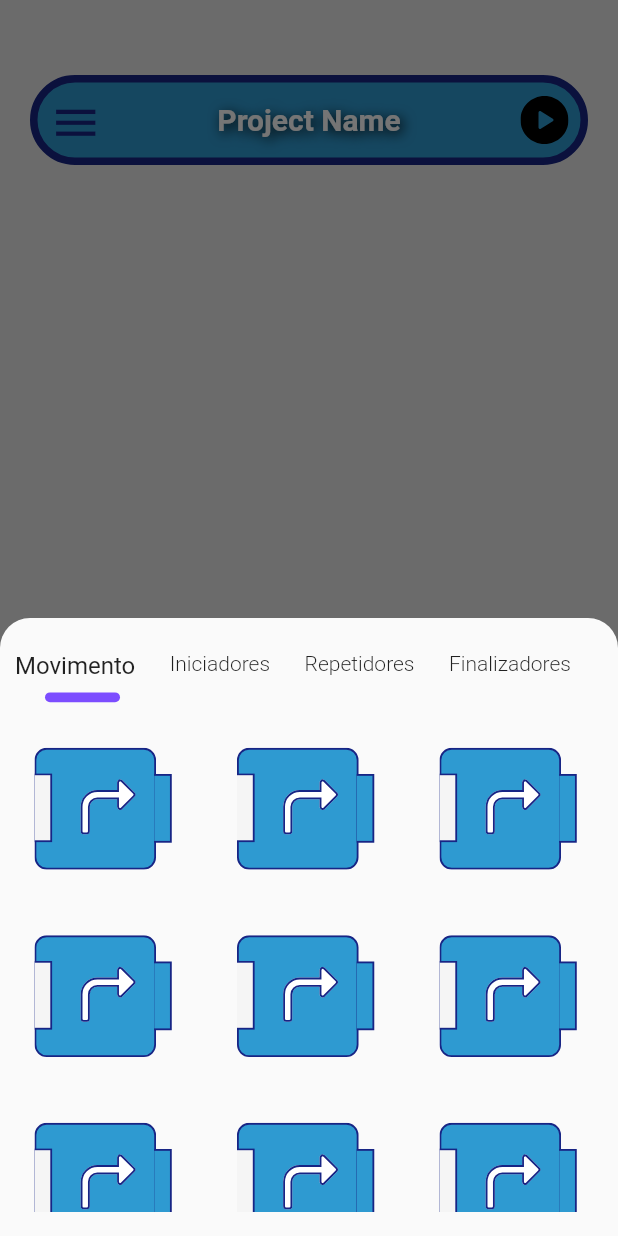
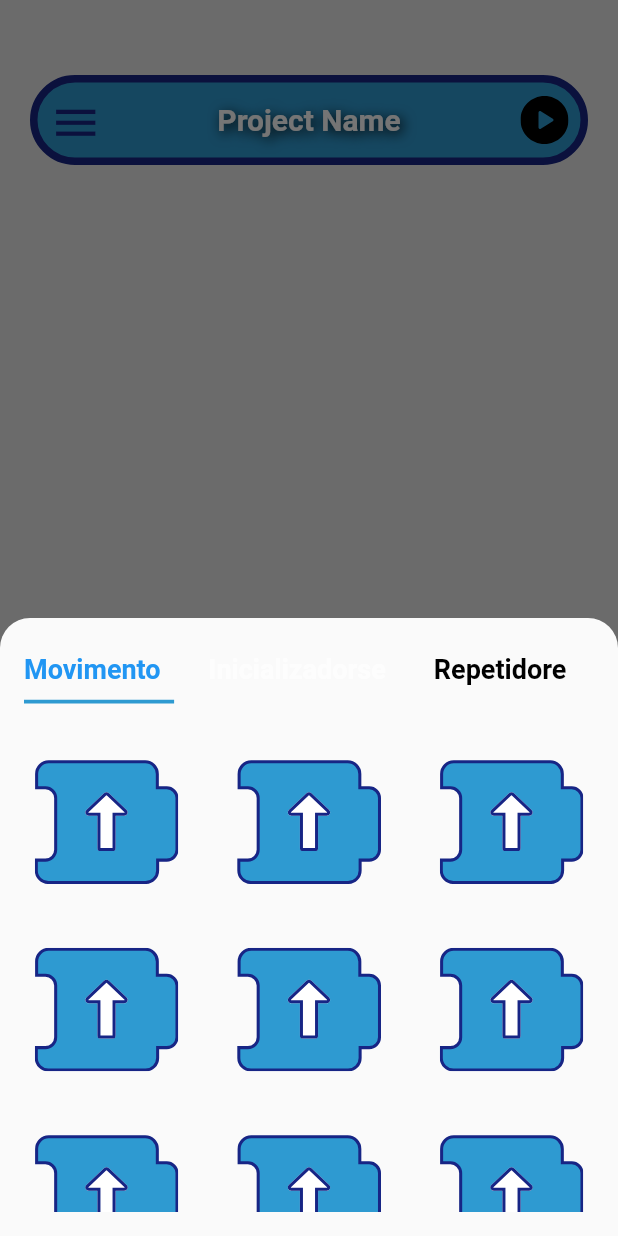
Before and after one commit to luisfepsale/robo-educacional-facens, a Flutter app: the screen it shows after launch, after a tap on the "add" icon, on a phone screen of 412 x 824 dp. Run offline on Flutter 3.47's test engine with Material 2 defaults, Android fonts, the phone set to English and light mode, and no system bars; our stand-ins replace flutter_svg.

Commit message:
[feat-3-b]

```diff
--- a/lib/tab_view.dart
+++ b/lib/tab_view.dart
@@ -13,108 +13,54 @@ class TabView extends StatefulWidget {
 
 class _TabViewState extends State<TabView> {
   @override
-  List<String> tabs = [
-    "Movimento",
-    "Iniciadores",
-    "Repetidores",
-    "Finalizadores",
-  ];
-  int current = 0;
-
-  double changePositionedOfLine() {
-    switch (current) {
-      case 0:
-        return 20;
-      case 1:
-        return 100;
-      case 2:
-        return 192;
-      case 3:
-        return 263;
-      default:
-        return 0;
-    }
-  }
-
-  double changeContainerWidth() {
-    switch (current) {
-      case 0:
-        return 50;
-      case 1:
-        return 50;
-      case 2:
-        return 50;
-      case 3:
-        return 50;
-      default:
-        return 0;
-    }
-  }
-
-  @override
   Widget build(BuildContext context) {
     var size = MediaQuery.of(context).size;
     return Column(
       children: [
         Container(
-          margin: const EdgeInsets.only(top: 15),
+          margin: const EdgeInsets.only(top: 5),
           width: size.width,
-          height: size.height * 0.05,
-          child: Stack(
-            children: [
-              Positioned(
+          height: 60,
+          child: const DefaultTabController(
+            length: 3,
+            child: TabBar(
+              isScrollable: true,
+              indicatorPadding: EdgeInsets.only(
                 top: 0,
+                right: -9,
                 left: 0,
-                right: 0,
-                child: SizedBox(
-                  width: size.width,
-                  height: size.height * 0.04,
-                  child: ListView.builder(
-                      physics: const BouncingScrollPhysics(),
-                      scrollDirection: Axis.horizontal,
-                      itemCount: tabs.length,
-                      itemBuilder: (context, index) {
-                        return Padding(
-                          padding: EdgeInsets.only(
-                              left: index == 0 ? 10 : 23, top: 7),
-                          child: GestureDetector(
-                            onTap: () {
-                              setState(() {
-                                current = index;
-                              });
-                            },
-                            child: Text(
-                              tabs[index],
-                              style: TextStyle(
-                                fontSize: current == index ? 16 : 14,
-                                fontWeight: current == index
-                                    ? FontWeight.w400
-                                    : FontWeight.w300,
-                              ),
-                            ),
-                          ),
-                        );
-                      }),
+                bottom: 8,
+              ),
+              indicator: BoxDecoration(
+                border: Border(
+                  bottom: BorderSide(
+                    color: Color(0xFF2E9AD1),
+                    width: 2.5,
+                  ),
                 ),
               ),
-              AnimatedPositioned(
-                curve: Curves.fastLinearToSlowEaseIn,
-                bottom: 0,
-                left: changePositionedOfLine(),
-                duration: const Duration(milliseconds: 500),
-                child: AnimatedContainer(
-                  margin: const EdgeInsets.only(left: 10),
-                  width: changeContainerWidth(),
-                  height: size.height * 0.008,
-                  decoration: BoxDecoration(
-                    color: Colors.deepPurpleAccent,
-                    borderRadius: BorderRadius.circular(5),
+              indicatorSize: TabBarIndicatorSize.label,
+              labelStyle: TextStyle(fontWeight: FontWeight.bold, fontSize: 18),
+              tabs: [
+                Tab(
+                  child: Text(
+                    "Movimento",
+                    style: TextStyle(color: Colors.blue),
                   ),
-                  duration: const Duration(milliseconds: 1000),
-                  curve: Curves.fastLinearToSlowEaseIn,
                 ),
-              ),
-            ],
+                Tab(
+                  child: Text(
+                    "Inicializadorse",
+                  ),
+                ),
+                Tab(
+                  child: Text(
+                    "Repetidore",
+                    style: TextStyle(color: Colors.black),
+                  ),
+                ),
+              ],
+            ),
           ),
         ),
         Expanded(
```
Also changed, not shown: assets/Inicializador-1.svg (added), assets/bloco1-ajustado.svg (deleted), assets/bloco1.svg.
